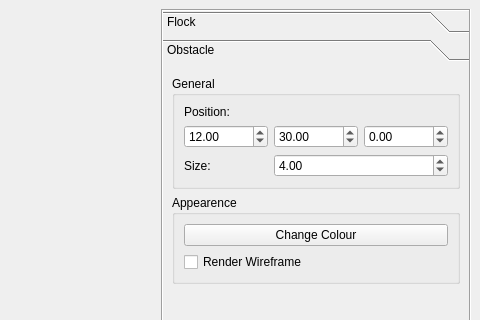
Above: ui/mainwindow.ui from timecop84/flocking_system before the change; both pictures show x 800 to 1280 and y 0 to 320 of the 1280 by 720 pixel window. Below: the same form after it.
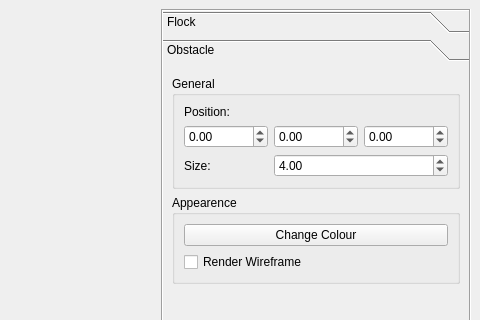
That is the form after the change. The open tabs and pages were chosen to show the change.

Diff of the .ui file:
```diff
--- a/ui/mainwindow.ui
+++ b/ui/mainwindow.ui
@@ -316,7 +316,7 @@
               <double>-99.000000000000000</double>
              </property>
              <property name="value">
-              <double>12.000000000000000</double>
+              <double>0.000000000000000</double>
              </property>
             </widget>
            </item>
@@ -326,7 +326,7 @@
               <double>-99.000000000000000</double>
              </property>
              <property name="value">
-              <double>30.000000000000000</double>
+              <double>0.000000000000000</double>
              </property>
             </widget>
            </item>
```
Left out of the diff: 3 changed lines with no effect on the pictures.
